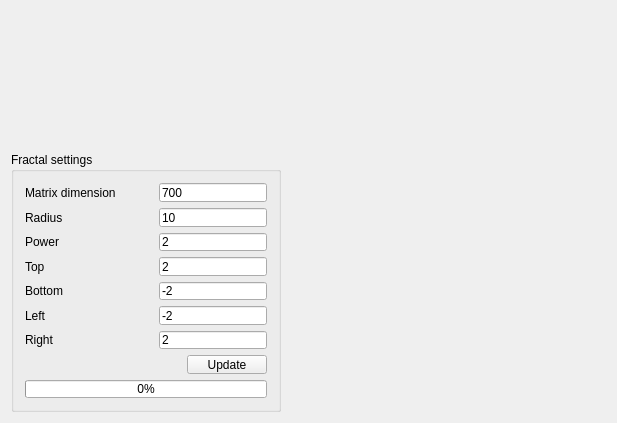
This is MainWindow.ui in SergShtelmakh/Fractal-Qt as Qt 5 draws it before an edit. The edited form follows.
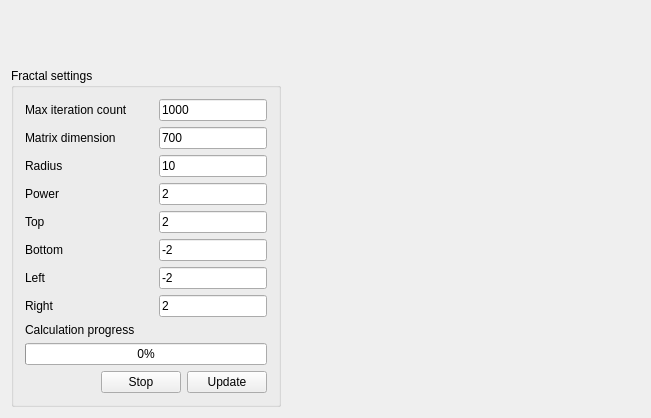
This is the edited form. Custom widgets are drawn as their Qt base class.

Diff of the .ui file:
```diff
--- a/MainWindow.ui
+++ b/MainWindow.ui
@@ -6,15 +6,15 @@
    <rect>
     <x>0</x>
     <y>0</y>
-    <width>617</width>
-    <height>423</height>
+    <width>651</width>
+    <height>418</height>
    </rect>
   </property>
   <property name="windowTitle">
    <string>FractalQt</string>
   </property>
   <widget class="QWidget" name="centralWidget">
-   <layout class="QHBoxLayout" name="horizontalLayout_9">
+   <layout class="QHBoxLayout" name="horizontalLayout_10">
     <item>
      <layout class="QVBoxLayout" name="verticalLayout_2">
       <item>
@@ -24,8 +24,8 @@
         </property>
         <property name="sizeHint" stdset="0">
          <size>
-          <width>17</width>
-          <height>160</height>
+          <width>267</width>
+          <height>18</height>
          </size>
         </property>
        </spacer>
@@ -41,13 +41,13 @@
         <property name="minimumSize">
          <size>
           <width>270</width>
-          <height>260</height>
+          <height>300</height>
          </size>
         </property>
         <property name="maximumSize">
          <size>
           <width>270</width>
-          <height>260</height>
+          <height>500</height>
          </size>
         </property>
         <property name="baseSize">
@@ -60,6 +60,37 @@
          <string>Fractal settings</string>
         </property>
         <layout class="QVBoxLayout" name="verticalLayout">
+         <item>
+          <layout class="QHBoxLayout" name="horizontalLayout_9">
+           <item>
+            <widget class="QLabel" name="label_9">
+             <property name="text">
+              <string>Max iteration count</string>
+             </property>
+            </widget>
+           </item>
+           <item>
+            <spacer name="horizontalSpacer_9">
+             <property name="orientation">
+              <enum>Qt::Horizontal</enum>
+             </property>
+             <property name="sizeHint" stdset="0">
+              <size>
+               <width>10</width>
+               <height>20</height>
+              </size>
+             </property>
+            </spacer>
+           </item>
+           <item>
+            <widget class="QLineEdit" name="maxIterationLineEdit">
+             <property name="text">
+              <string>1000</string>
+             </property>
+            </widget>
+           </item>
+          </layout>
+         </item>
          <item>
           <layout class="QHBoxLayout" name="horizontalLayout_5">
            <item>
@@ -283,6 +314,20 @@
            </item>
           </layout>
          </item>
+         <item>
+          <widget class="QLabel" name="label_8">
+           <property name="text">
+            <string>Calculation progress</string>
+           </property>
+          </widget>
+         </item>
+         <item>
+          <widget class="QProgressBar" name="progressBar">
+           <property name="value">
+            <number>0</number>
+           </property>
+          </widget>
+         </item>
          <item>
           <layout class="QHBoxLayout" name="horizontalLayout_8">
            <item>
@@ -298,6 +343,13 @@
              </property>
             </spacer>
            </item>
+           <item>
+            <widget class="QPushButton" name="stopPushButton">
+             <property name="text">
+              <string>Stop</string>
+             </property>
+            </widget>
+           </item>
            <item>
             <widget class="QPushButton" name="updatePushButton">
              <property name="text">
@@ -307,13 +359,6 @@
            </item>
           </layout>
          </item>
-         <item>
-          <widget class="QProgressBar" name="progressBar">
-           <property name="value">
-            <number>0</number>
-           </property>
-          </widget>
-         </item>
         </layout>
        </widget>
       </item>
```
